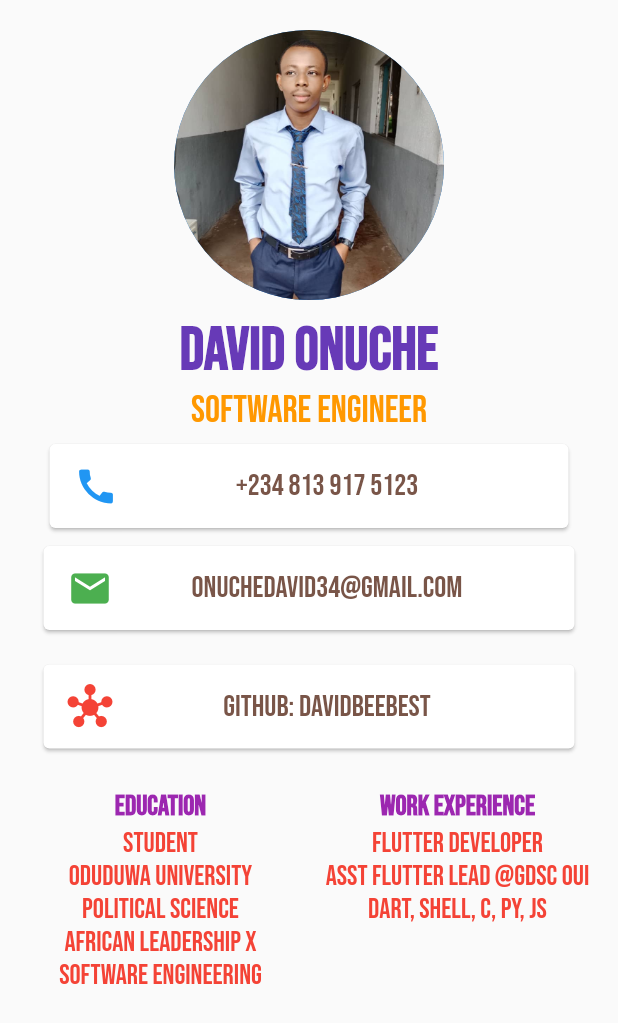
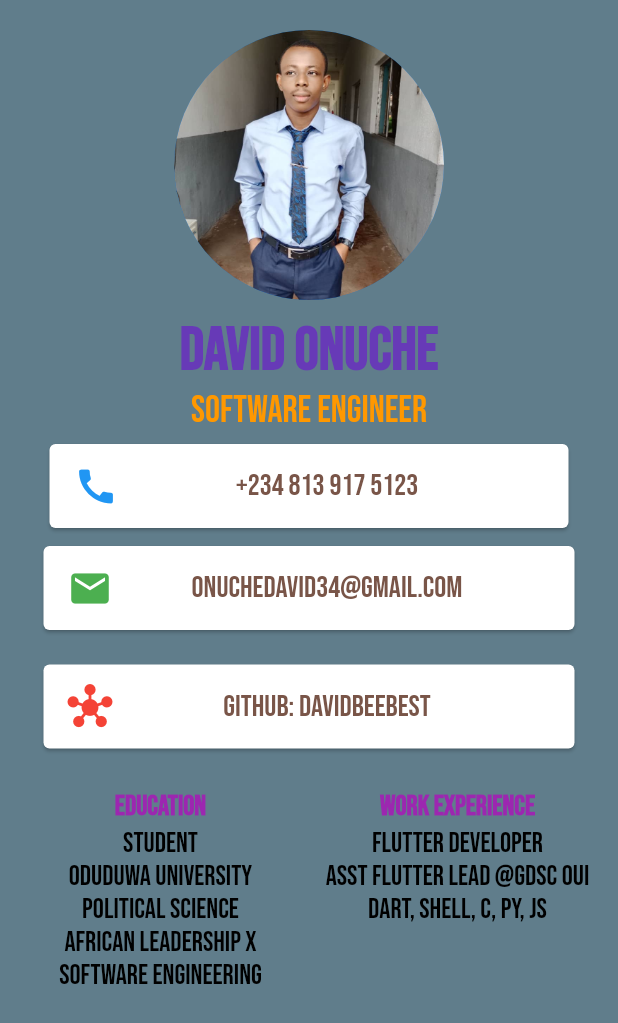
Before and after one commit to davidonuche/my_cv_app, a Flutter app: the screen it shows after launch, on a phone screen of 412 x 824 dp. Shown: the top 1023 px of the screen. Run offline on Flutter 3.47's test engine with Material 2 defaults, Android fonts, the phone set to English and light mode, and no system bars.

Commit message:
scaffold

```diff
--- a/lib/constants.dart
+++ b/lib/constants.dart
@@ -9,7 +9,7 @@ const TextStyle kTitleTextStyle =
 const TextStyle kCardElementTextStyle =
     TextStyle(fontSize: 20, fontFamily: "Bebas", color: Colors.brown);
 
-const TextStyle kRegularSmallTextStyle = TextStyle(fontFamily: "Bebas", fontSize: 18.5, color: Colors.red);
+const TextStyle kRegularSmallTextStyle = TextStyle(fontFamily: "Bebas", fontSize: 18.5, color: Colors.black);
 
 const TextStyle kBoldTextStyle =
     TextStyle(fontFamily: "Bebas", fontWeight: FontWeight.bold, fontSize: 18.5, color: Colors.purple);
--- a/lib/main.dart
+++ b/lib/main.dart
@@ -13,6 +13,7 @@ class MyApp extends StatelessWidget {
     return MaterialApp(
       debugShowCheckedModeBanner: false,
       theme: ThemeData(
+        scaffoldBackgroundColor: Colors.blueGrey,
         primarySwatch: Colors.blue,
       ),
       home: MyCVPage(),
```
